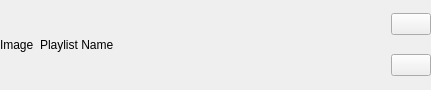
The window that ui/PlaylistItem.ui (nichilum/nimamp) describes before a commit, drawn with Qt 5.
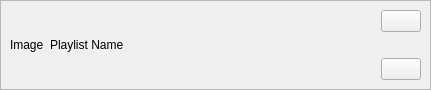
The same window after the commit. Icons and pictures are not drawn.

```diff
--- a/ui/PlaylistItem.ui
+++ b/ui/PlaylistItem.ui
@@ -27,14 +27,23 @@
     <number>0</number>
    </property>
    <item>
-    <widget class="QLabel" name="imageLabel">
+    <widget class="QFrame" name="PlaylistItemFrame">
+     <property name="frameShape">
+      <enum>QFrame::Shape::StyledPanel</enum>
+     </property>
+     <property name="frameShadow">
+      <enum>QFrame::Shadow::Raised</enum>
+     </property>
+     <layout class="QHBoxLayout" name="horizontalLayout">
+      <item>
+       <widget class="QLabel" name="playlistItemImageLabel">
      <property name="text">
       <string>Image</string>
      </property>
     </widget>
    </item>
    <item>
-    <widget class="QLabel" name="nameLabel">
+       <widget class="QLabel" name="playlistItemNameLabel">
      <property name="text">
       <string>Playlist Name</string>
      </property>
@@ -67,7 +76,23 @@
       </widget>
      </item>
      <item>
-      <widget class="QPushButton" name="queueButton">
+         <spacer name="verticalSpacer">
+          <property name="orientation">
+           <enum>Qt::Orientation::Vertical</enum>
+          </property>
+          <property name="sizeHint" stdset="0">
+           <size>
+            <width>20</width>
+            <height>40</height>
+           </size>
+          </property>
+         </spacer>
+        </item>
+        <item>
+         <widget class="QPushButton" name="playlistItemQueueButton">
+          <property name="cursor">
+           <cursorShape>PointingHandCursor</cursorShape>
+          </property>
        <property name="text">
         <string/>
        </property>
@@ -78,6 +103,9 @@
       </widget>
      </item>
     </layout>
+      </item>
+     </layout>
+    </widget>
    </item>
   </layout>
  </widget>
```
Left out of the diff: 5 changed lines with no effect on the pictures. Lines whose indentation alone changed are shown as unchanged.
